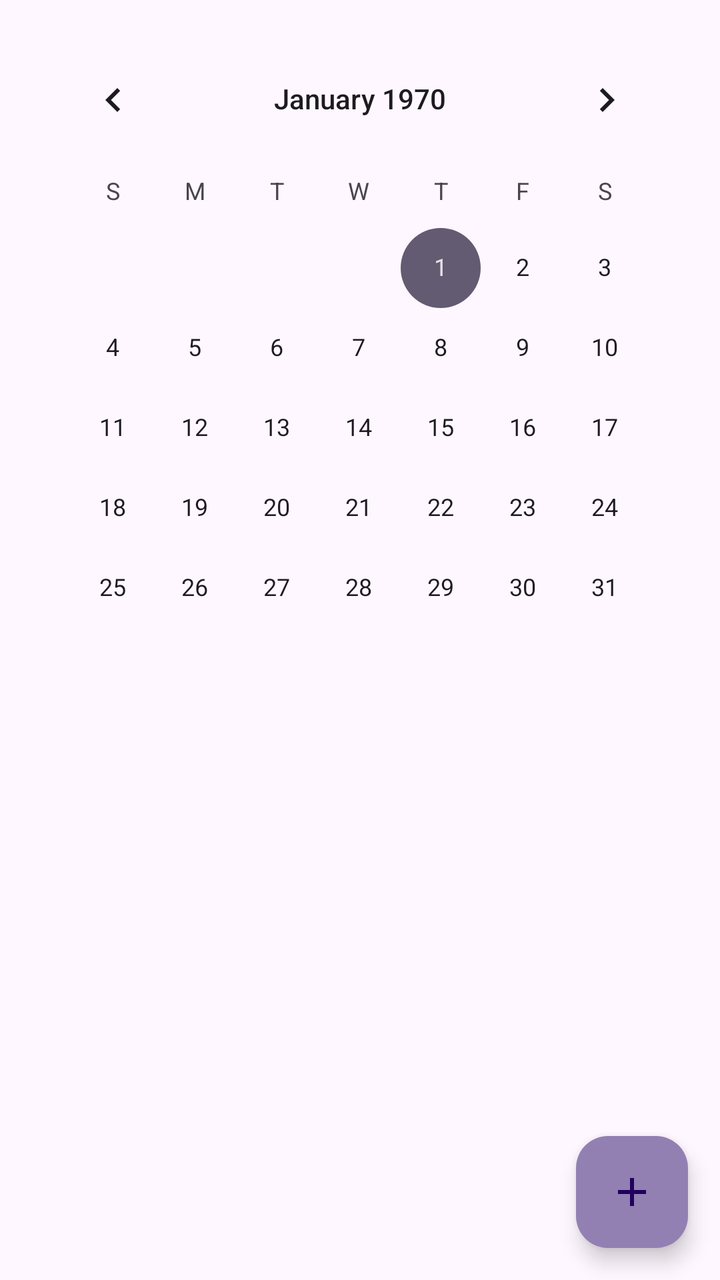
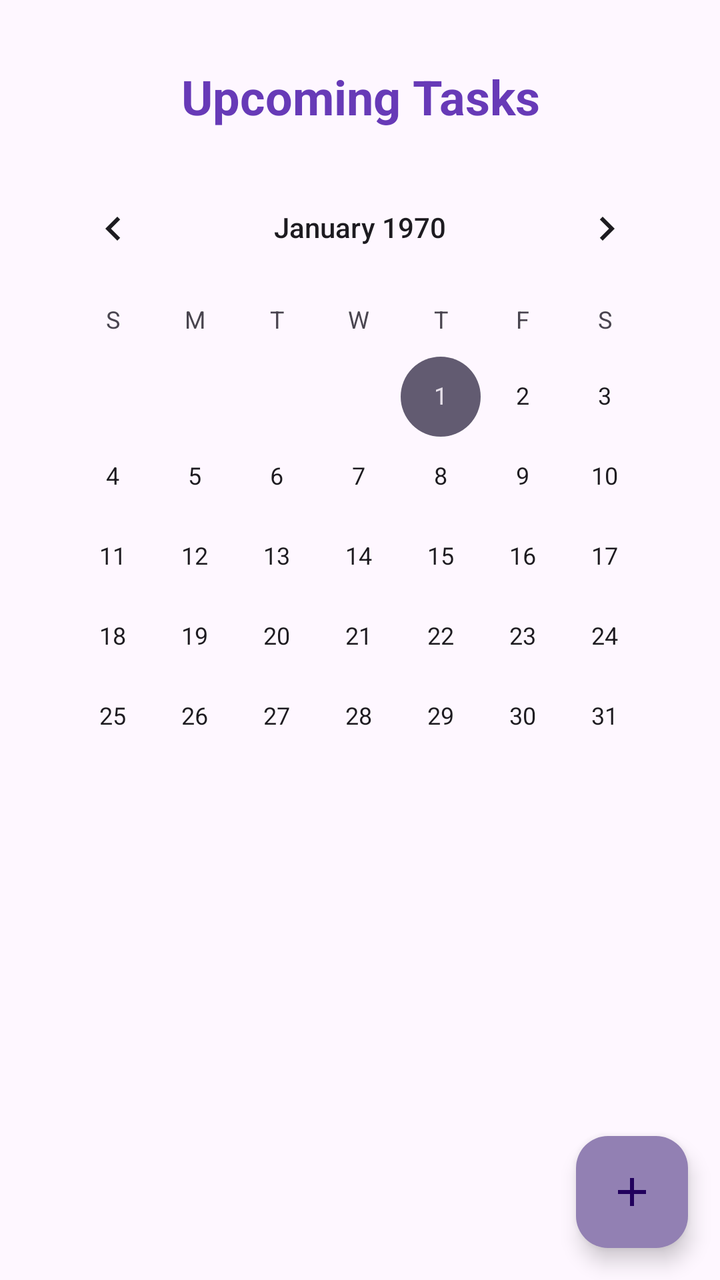

Compare the two renders of this Android layout. The source of the first and the diff that turns it into the second are given below.
<!-- AndroidManifest.xml: application theme Theme.TaskPilot -->
<!-- res/layout/fragment_schedule.xml -->
<?xml version="1.0" encoding="utf-8"?>
<RelativeLayout xmlns:android="http://schemas.android.com/apk/res/android"
    xmlns:tools="http://schemas.android.com/tools"
    android:layout_width="match_parent"
    android:layout_height="match_parent"
    tools:context=".ScheduleFragment">

        <ScrollView
            android:layout_width="match_parent"
            android:layout_height="match_parent"
            android:fillViewport="true">

                <LinearLayout
                    android:layout_width="match_parent"
                    android:layout_height="wrap_content"
                    android:orientation="vertical"
                    android:padding="16dp">

                        <CalendarView
                            android:id="@+id/calendarView"
                            android:layout_width="match_parent"
                            android:layout_height="wrap_content"
                            android:layout_marginBottom="24dp"/>

                        <ListView
                            android:id="@+id/lvTasks"
                            android:layout_width="match_parent"
                            android:layout_height="wrap_content"
                            android:divider="@android:color/transparent"
                            android:dividerHeight="16dp"/>
                </LinearLayout>

        </ScrollView>

        <com.google.android.material.floatingactionbutton.FloatingActionButton
            android:id="@+id/fabAddTask"
            android:layout_width="wrap_content"
            android:layout_height="wrap_content"
            android:layout_alignParentBottom="true"
            android:layout_alignParentEnd="true"
            android:layout_margin="16dp"
            android:src="@drawable/icon_add"
            android:backgroundTint="#9280B3"/>
</RelativeLayout>
<!-- resources referenced by this layout -->
<resources>
  <!-- drawable icon_add (drawable) -->
  <vector android:height="24dp" android:tint="@color/white"
      android:viewportHeight="24" android:viewportWidth="24"
      android:width="24dp" xmlns:android="http://schemas.android.com/apk/res/android">
      <path android:fillColor="@android:color/white" android:pathData="M19,13h-6v6h-2v-6H5v-2h6V5h2v6h6v2z"/>
  </vector>
  <style name="Theme.TaskPilot" parent="Base.Theme.TaskPilot" />
  <color name="white">#FFFFFFFF</color>
  <style name="Base.Theme.TaskPilot" parent="Theme.Material3.DayNight.NoActionBar">
          
          
      </style>
</resources>

<!-- the commit's change to res/layout/fragment_schedule.xml (unified diff, before → after) -->
@@ -5,10 +5,10 @@
     android:layout_height="match_parent"
     tools:context=".ScheduleFragment">
 
-        <ScrollView
-            android:layout_width="match_parent"
-            android:layout_height="match_parent"
-            android:fillViewport="true">
+
+
+
+
 
                 <LinearLayout
                     android:layout_width="match_parent"
@@ -16,21 +16,34 @@
                     android:orientation="vertical"
                     android:padding="16dp">
 
+                        <TextView
+                            android:layout_width="match_parent"
+                            android:layout_height="wrap_content"
+                            android:text="Upcoming Tasks"
+                            android:textSize="24dp"
+                            android:gravity="center"
+                            android:textColor="#673AB7"
+                            android:textStyle="bold"
+                            android:paddingTop="16dp"
+                            android:paddingBottom="16dp"
+                            />
+
                         <CalendarView
                             android:id="@+id/calendarView"
                             android:layout_width="match_parent"
-                            android:layout_height="wrap_content"
-                            android:layout_marginBottom="24dp"/>
+                            android:layout_height="wrap_content"/>
 
                         <ListView
                             android:id="@+id/lvTasks"
                             android:layout_width="match_parent"
                             android:layout_height="wrap_content"
                             android:divider="@android:color/transparent"
-                            android:dividerHeight="16dp"/>
+                            android:dividerHeight="14dp"
+                            android:scrollbars="none"
+                            android:overScrollMode="never"/>
                 </LinearLayout>
 
-        </ScrollView>
+
 
         <com.google.android.material.floatingactionbutton.FloatingActionButton
             android:id="@+id/fabAddTask"
